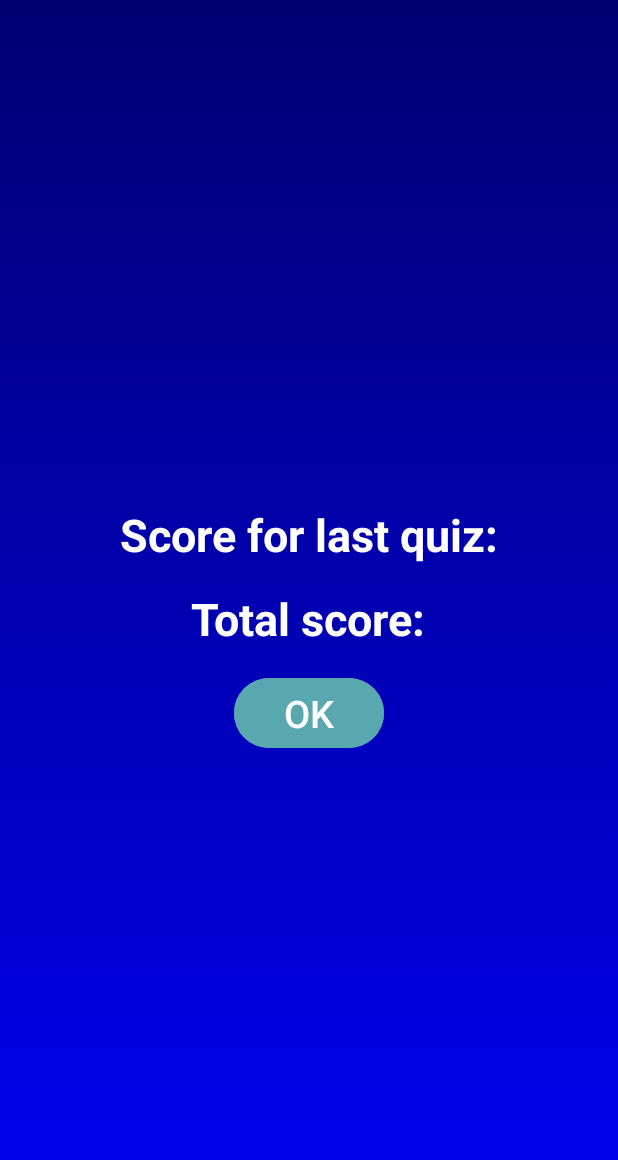
After one commit to lucadumitrascu/quiz-app, an Android app: the layout quiz_results.xml on its own in the app's theme, with its tools: preview values and no code run, on a phone screen of 412 x 824 dp. The commit adds this screen. Shown: the top 1160 px of the screen. Run offline under Robolectric (Android 15) with nearby library versions, the phone set to English and light mode, and no system bars.

Commit message:
Added a dialog to show quiz result and total score - Total score is the score accumulated from all quizzes taken

```diff
--- a/app/src/main/AndroidManifest.xml
+++ b/app/src/main/AndroidManifest.xml
@@ -14,10 +14,11 @@
         android:supportsRtl="true"
         android:theme="@style/Theme.Material3.Light.NoActionBar"
         tools:targetApi="31">
+
         <activity
             android:name=".quiz.QuizMenu"
             android:exported="false"
-            android:theme="@style/Theme.Material3.Light.NoActionBar"/>
+            android:theme="@style/Theme.Material3.Light.NoActionBar" />
         <activity
             android:name=".quiz.Quiz"
             android:exported="false"
--- /dev/null
+++ b/app/src/main/res/layout/quiz_results.xml
@@ -0,0 +1,39 @@
+<LinearLayout xmlns:android="http://schemas.android.com/apk/res/android"
+    android:layout_width="match_parent"
+    android:layout_height="match_parent"
+    android:gravity="center"
+    android:orientation="vertical">
+
+
+    <TextView
+        android:id="@+id/textview_show_score"
+        android:layout_width="wrap_content"
+        android:layout_height="wrap_content"
+        android:layout_marginTop="15sp"
+        android:text="@string/score_for_last_quiz"
+        android:textColor="@color/white"
+        android:textSize="30sp"
+        android:textStyle="bold" />
+
+    <TextView
+        android:id="@+id/textview_show_total_score"
+        android:layout_width="wrap_content"
+        android:layout_height="wrap_content"
+        android:layout_marginTop="15sp"
+        android:text="@string/total_score"
+        android:textColor="@color/white"
+        android:textSize="30sp"
+        android:textStyle="bold" />
+
+
+    <Button
+        android:id="@+id/ok_quiz_results"
+        android:layout_width="100sp"
+        android:layout_height="wrap_content"
+        android:backgroundTint="#5AA8AF"
+        android:layout_marginTop="15sp"
+        android:textSize="25sp"
+        android:text="@string/ok"
+        android:textColor="@color/white" />
+
+</LinearLayout>
--- a/app/src/main/res/values/strings.xml
+++ b/app/src/main/res/values/strings.xml
@@ -33,8 +33,11 @@
     <string name="run_quiz_with_options_above">Run quiz with options above</string>
     <string name="generate_your_quiz">Generate your quiz:</string>
     <string name="quizapp">QuizApp</string>
-    <string name="score_for_last_quiz">Score for last quiz:</string>
+    <string name="total_score">Total score: </string>
+    <string name="score_for_last_quiz">Score for last quiz: </string>
     <string name="questions_were_not_generated">Questions were not generated…</string>
     <string name="home">Home</string>
-    <string name="loading">Loading...</string>
+    <string name="loading">Loading…</string>
+    <string name="ok">OK</string>
+
 </resources>
```
Also changed, not shown: app/src/main/java/com/project/quiz_app/DialogObject.java (added, +73 -0 lines), app/src/main/java/com/project/quiz_app/LoadingDialog.java (deleted, +0 -37 lines), app/src/main/java/com/project/quiz_app/MainActivity.java (+9 -6 lines), app/src/main/java/com/project/quiz_app/quiz/Quiz.java (+51 -47 lines), app/src/main/java/com/project/quiz_app/quiz/QuizMenu.java (+6 -40 lines), app/src/main/res/layout/activity_quiz_menu.xml (+0 -33 lines).
